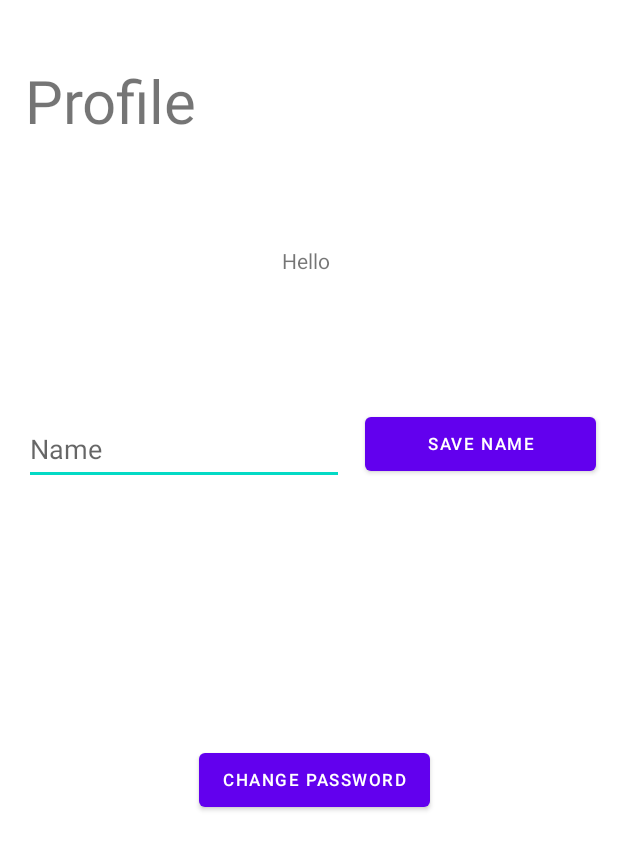
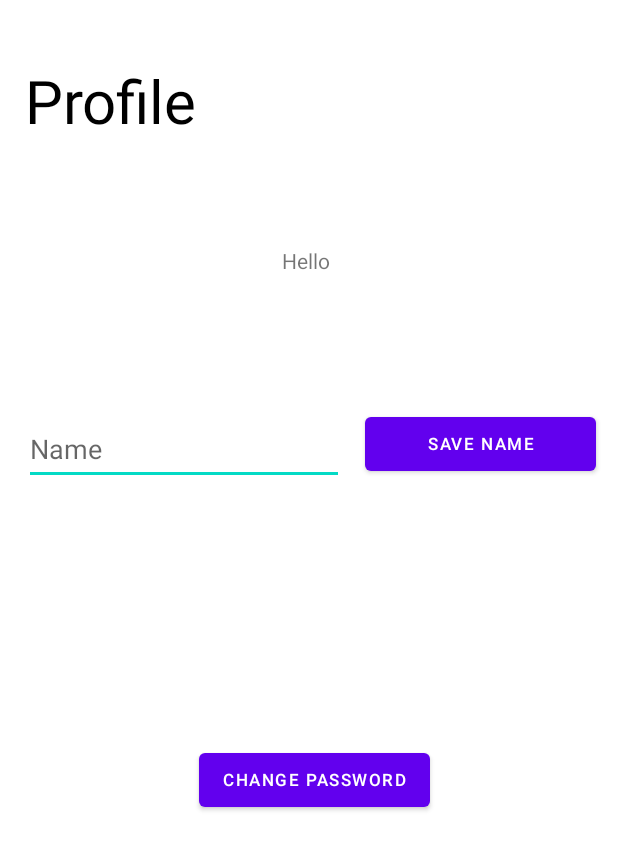
Before and after one commit to DLSUARNOLD/Flush, an Android app: the Profile screen opened directly, with no data from a screen before it, on a phone screen of 412 x 824 dp. Shown: the top 850 px of the screen. Run offline under Robolectric (Android 15) with nearby library versions, the light colour scheme and no system bars; our stand-ins replace Firebase (no records; nobody signed in at launch, a user with empty details on screens opened directly).

Commit message:
maps WIP

```diff
--- a/app/build.gradle
+++ b/app/build.gradle
@@ -48,6 +48,7 @@ dependencies {
     implementation 'com.google.firebase:firebase-auth-ktx:21.0.1'
     implementation 'com.google.firebase:firebase-database-ktx:20.0.3'
     implementation 'com.google.android.gms:play-services-maps:18.0.2'
+    implementation 'com.google.android.gms:play-services-maps:18.0.2'
     testImplementation 'junit:junit:'
     androidTestImplementation 'androidx.test.ext:junit:1.1.3'
     androidTestImplementation 'androidx.test.espresso:espresso-core:3.4.0'
@@ -57,5 +58,5 @@ dependencies {
     implementation platform('com.google.firebase:firebase-bom:29.0.0')
     implementation 'com.google.firebase:firebase-firestore-ktx'
     implementation 'com.squareup.picasso:picasso:2.71828'
-    implementation 'com.facebook.android:facebook-share:latest.release'
+    implementation 'com.google.android.gms:play-services-maps:18.0.2'
 }
--- a/app/src/main/java/com/example/mobdeveapplication/Profile.kt
+++ b/app/src/main/java/com/example/mobdeveapplication/Profile.kt
@@ -21,13 +21,9 @@ class Profile : AppCompatActivity() {
         binding = ProfileBinding.inflate(layoutInflater)
         setContentView(binding.root)
         var email = ""
-        //Log.i("firebase", "Got value $user")
         val firebaseDatabase = FirebaseDatabase.getInstance("https://mobdeve-application-default-rtdb.asia-southeast1.firebasedatabase.app/")
-        var databaseReference = firebaseDatabase.getReference("User").child(auth.uid.toString()).get().addOnSuccessListener{
-                    text_name.setText(it.child("name").value as String)
-                    email = it.child("email").value as String
-                    binding.Greetingbox.text = "Hello ${email}"
-        }
+                    text_name.setText(auth.currentUser?.displayName)
+                    binding.Greetingbox.text = "Hello ${auth.currentUser?.email}"
         save_name.setOnClickListener {
             var namereference = firebaseDatabase.getReference("User").child(auth.uid.toString()).child("name").setValue(binding.textName.text.toString()).addOnSuccessListener {
                 Toast.makeText(this,"Name change has been saved",Toast.LENGTH_LONG).show()
--- a/app/src/main/res/layout/establishment.xml
+++ b/app/src/main/res/layout/establishment.xml
@@ -12,6 +12,7 @@
         android:layout_height="wrap_content"
         android:layout_marginTop="60dp"
         android:text="Title"
+        android:textColor = "?android:textColorPrimary"
         app:layout_constraintEnd_toEndOf="parent"
         app:layout_constraintHorizontal_bias="0.164"
         app:layout_constraintStart_toStartOf="parent"
@@ -23,6 +24,7 @@
         android:layout_height="wrap_content"
         android:layout_marginTop="80dp"
         android:text="Description"
+        android:textColor = "?android:textColorPrimary"
         app:layout_constraintBottom_toBottomOf="parent"
         app:layout_constraintEnd_toEndOf="parent"
         app:layout_constraintStart_toStartOf="parent"
--- a/app/src/main/res/layout/history.xml
+++ b/app/src/main/res/layout/history.xml
@@ -12,6 +12,7 @@
         android:layout_marginTop="16dp"
         android:text="History"
         android:textSize="40sp"
+        android:textColor = "?android:textColorPrimary"
         app:layout_constraintEnd_toEndOf="parent"
         app:layout_constraintHorizontal_bias="0.056"
         app:layout_constraintStart_toStartOf="parent"
@@ -21,6 +22,7 @@
         android:id="@+id/recycler"
         android:layout_marginTop="20dp"
         android:layout_width="409dp"
+        android:textColor = "?android:textColorPrimary"
         android:layout_height="636dp"
         app:layout_constraintBottom_toBottomOf="parent"
         app:layout_constraintStart_toStartOf="parent"
--- a/app/src/main/res/layout/historyitem.xml
+++ b/app/src/main/res/layout/historyitem.xml
@@ -15,6 +15,7 @@
         <TextView
             android:id="@+id/title_history"
             android:layout_width="96dp"
+            android:textColor = "?android:textColorPrimary"
             android:layout_height="41dp"
             android:layout_marginStart="15dp"
             android:layout_marginTop="5dp"
@@ -29,6 +30,7 @@
             android:layout_marginTop="15dp"
             android:isIndicator="false"
             android:max="5"
+            android:textColor = "?android:textColorPrimary"
             android:scaleX=".8"
             android:progressTint="#FFD700"
             android:scaleY=".8" />
--- a/app/src/main/res/layout/loginform.xml
+++ b/app/src/main/res/layout/loginform.xml
@@ -63,6 +63,7 @@
         android:textIsSelectable="false"
         android:textSize="40sp"
         android:textStyle="bold"
+        android:textColor = "?android:textColorPrimary"
         app:layout_constraintEnd_toEndOf="parent"
         app:layout_constraintHorizontal_bias="0.494"
         app:layout_constraintStart_toStartOf="parent"
@@ -74,6 +75,8 @@
         android:layout_height="58dp"
         android:layout_marginBottom="508dp"
         android:text=""
+        android:textAlignment="center"
+        android:textColor="?android:textColorPrimary"
         app:layout_constraintBottom_toBottomOf="parent"
         app:layout_constraintEnd_toEndOf="parent"
         app:layout_constraintHorizontal_bias="0.495"
@@ -89,6 +92,7 @@
         android:minHeight="48dp"
         android:text="@string/no_account_yet_register"
         android:textSize="15sp"
+        android:textColor = "?android:textColorPrimary"
         app:layout_constraintEnd_toEndOf="parent"
         app:layout_constraintStart_toStartOf="parent"
         app:layout_constraintTop_toBottomOf="@+id/SigninButton" />
--- a/app/src/main/res/layout/profile.xml
+++ b/app/src/main/res/layout/profile.xml
@@ -42,7 +42,8 @@
         app:layout_constraintEnd_toEndOf="parent"
         app:layout_constraintHorizontal_bias="0.056"
         app:layout_constraintStart_toStartOf="parent"
-        app:layout_constraintTop_toTopOf="parent" />
+        app:layout_constraintTop_toTopOf="parent"
+        android:textColor = "?android:textColorPrimary"/>
 
     <EditText
         android:id="@+id/text_name"
--- a/app/src/main/res/layout/registerform.xml
+++ b/app/src/main/res/layout/registerform.xml
@@ -75,6 +75,7 @@
 
     <TextView
         android:id="@+id/textView"
+        android:textColor = "?android:textColorPrimary"
         android:layout_width="326dp"
         android:layout_height="92dp"
         android:layout_marginTop="48dp"
--- a/app/src/main/res/values-night/themes.xml
+++ b/app/src/main/res/values-night/themes.xml
@@ -1,6 +1,6 @@
 <resources xmlns:tools="http://schemas.android.com/tools">
     <!-- Base application theme. -->
-    <style name="Theme.MOBDEVEAPPLICATION" parent="Theme.MaterialComponents.DayNight.DarkActionBar">
+    <style name="Theme.MOBDEVEAPPLICATION" parent="Theme.MaterialComponents.DayNight.NoActionBar">
         <!-- Primary brand color. -->
         <item name="colorPrimary">@color/purple_200</item>
         <item name="colorPrimaryVariant">@color/purple_700</item>
@@ -12,5 +12,6 @@
         <!-- Status bar color. -->
         <item name="android:statusBarColor" tools:targetApi="l">?attr/colorPrimaryVariant</item>
         <!-- Customize your theme here. -->
+        <item name="android:textColorPrimary">@color/white</item>
     </style>
 </resources>
--- a/app/src/main/res/values/themes.xml
+++ b/app/src/main/res/values/themes.xml
@@ -12,6 +12,7 @@
         <!-- Status bar color. -->
         <item name="android:statusBarColor" tools:targetApi="l">?attr/colorPrimaryVariant</item>
         <!-- Customize your theme here. -->
+        <item name="android:textColorPrimary">@color/black</item>
     </style>
 
 
```
Also changed, not shown: app/src/main/AndroidManifest.xml (+6 -1 lines), app/src/main/java/com/example/mobdeveapplication/Homepage.kt (+47 -8 lines), app/src/main/res/layout/homepage.xml (+7 -0 lines).
